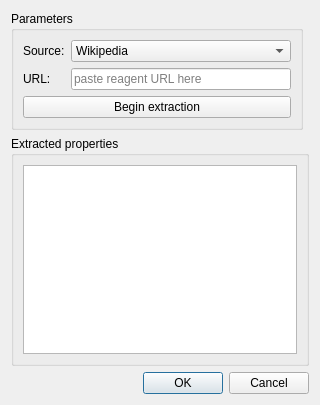
Above: extractiondialog.ui from FrankMamuda/fumingcube before the change. Below: the same form after it.
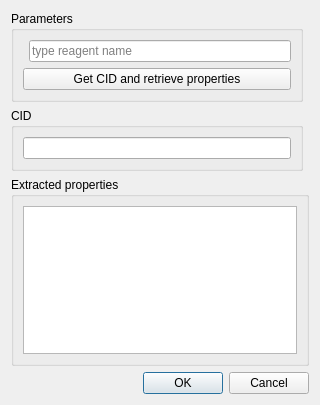
That is the form after the change. Custom widgets are drawn as their Qt base class.

Commit message: implement preliminary property extraction

What changed in the file:
```diff
--- a/extractiondialog.ui
+++ b/extractiondialog.ui
@@ -14,6 +14,45 @@
    <string>Property extraction</string>
   </property>
   <layout class="QGridLayout" name="gridLayout">
+   <item row="0" column="0">
+    <widget class="QGroupBox" name="parmsGroup">
+     <property name="title">
+      <string>Parameters</string>
+     </property>
+     <layout class="QGridLayout" name="gridLayout_2">
+      <item row="1" column="1">
+       <widget class="QLineEdit" name="nameEdit">
+        <property name="placeholderText">
+         <string>type reagent name</string>
+        </property>
+       </widget>
+      </item>
+      <item row="2" column="0" colspan="2">
+       <widget class="QPushButton" name="extractButton">
+        <property name="text">
+         <string>Get CID and retrieve properties</string>
+        </property>
+       </widget>
+      </item>
+     </layout>
+    </widget>
+   </item>
+   <item row="2" column="0">
+    <widget class="QGroupBox" name="cidGoup">
+     <property name="title">
+      <string>CID</string>
+     </property>
+     <layout class="QHBoxLayout" name="horizontalLayout">
+      <item>
+       <widget class="QLineEdit" name="cidEdit">
+        <property name="readOnly">
+         <bool>true</bool>
+        </property>
+       </widget>
+      </item>
+     </layout>
+    </widget>
+   </item>
    <item row="3" column="0" colspan="2">
     <widget class="QGroupBox" name="groupPropertoes">
      <property name="title">
@@ -43,52 +82,6 @@
      </property>
     </widget>
    </item>
-   <item row="0" column="0">
-    <widget class="QGroupBox" name="groupParms">
-     <property name="title">
-      <string>Parameters</string>
-     </property>
-     <layout class="QGridLayout" name="gridLayout_2">
-      <item row="1" column="1">
-       <widget class="QComboBox" name="sourceCombo">
-        <item>
-         <property name="text">
-          <string>Wikipedia</string>
-         </property>
-        </item>
-       </widget>
-      </item>
-      <item row="1" column="0">
-       <widget class="QLabel" name="labelSource">
-        <property name="text">
-         <string>Source:</string>
-        </property>
-       </widget>
-      </item>
-      <item row="2" column="0">
-       <widget class="QLabel" name="labelURL">
-        <property name="text">
-         <string>URL:</string>
-        </property>
-       </widget>
-      </item>
-      <item row="2" column="1">
-       <widget class="QLineEdit" name="urlEdit">
-        <property name="placeholderText">
-         <string>paste reagent URL here</string>
-        </property>
-       </widget>
-      </item>
-      <item row="3" column="0" colspan="2">
-       <widget class="QPushButton" name="extractButton">
-        <property name="text">
-         <string>Begin extraction</string>
-        </property>
-       </widget>
-      </item>
-     </layout>
-    </widget>
-   </item>
   </layout>
  </widget>
  <customwidgets>
```
Left out of the diff: 2 changed lines with no effect on the pictures. The commit also changes 7 other files.
